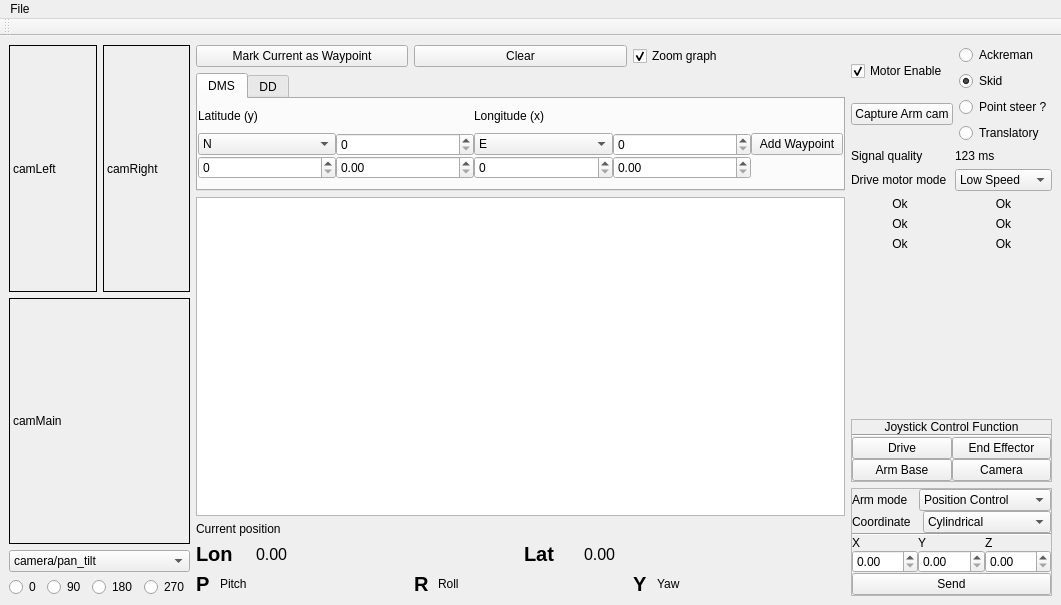
Old version of the form catkin_ws/src/hci/ui_files/MainWindow_V4.ui in the repository mcgill-robotics-archive/rover-2015.
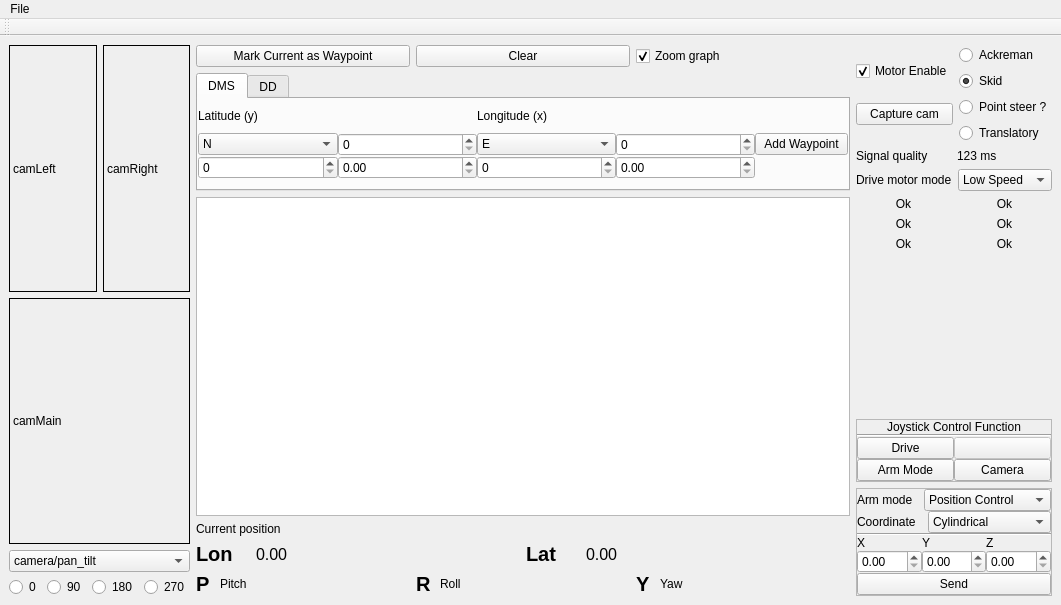
New version of the form. Custom widgets are drawn as their Qt base class.

Diff of the .ui file:
```diff
--- a/catkin_ws/src/hci/ui_files/MainWindow_V4.ui
+++ b/catkin_ws/src/hci/ui_files/MainWindow_V4.ui
@@ -590,7 +590,7 @@
           <item>
            <widget class="QPushButton" name="screenshot">
             <property name="text">
-             <string>Capture Arm cam</string>
+             <string>Capture cam</string>
             </property>
            </widget>
           </item>
@@ -812,8 +812,11 @@
            </item>
            <item row="0" column="1">
             <widget class="QPushButton" name="EndEffectorMode">
+             <property name="enabled">
+              <bool>false</bool>
+             </property>
              <property name="text">
-              <string>End Effector</string>
+              <string/>
              </property>
              <property name="checkable">
               <bool>true</bool>
@@ -826,7 +829,7 @@
            <item row="1" column="0">
             <widget class="QPushButton" name="ArmBaseMode">
              <property name="text">
-              <string>Arm Base</string>
+              <string>Arm Mode</string>
              </property>
              <property name="checkable">
               <bool>true</bool>
```
Left out of the diff: 47 changed lines with no effect on the pictures.
